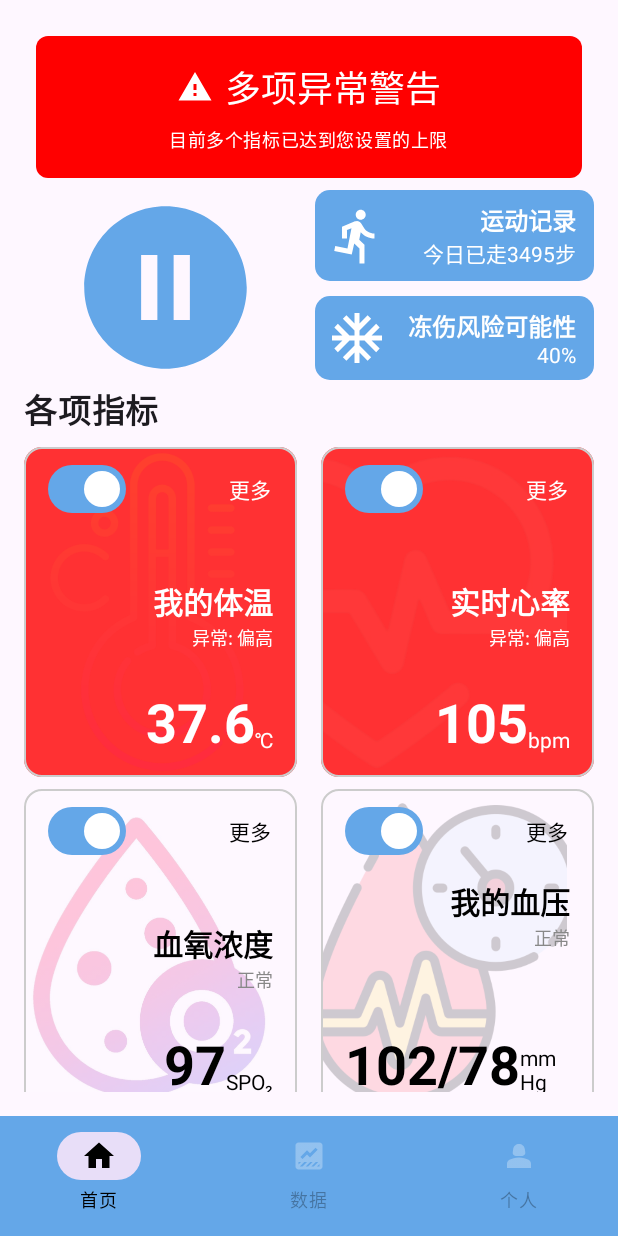
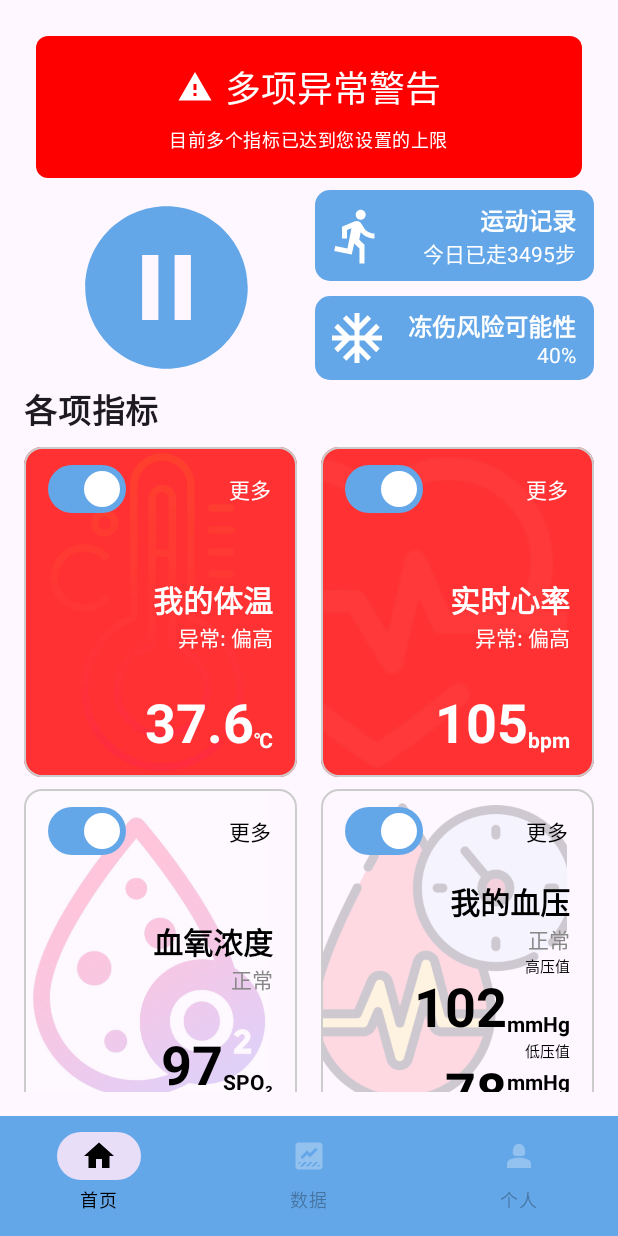
Before and after one commit to longfeiCA/simpleHealthManagement, an Android app built with Jetpack Compose: the screen it shows after launch (MainActivity), on a phone screen of 412 x 824 dp. Run offline under Robolectric (Android 15) with nearby library versions, the phone set to English and light mode, and no system bars.

Commit message:
try to arrange high/low blood pressure

```diff
--- a/app/src/main/java/com/example/simplehealthmanagement/HealthScreen.kt
+++ b/app/src/main/java/com/example/simplehealthmanagement/HealthScreen.kt
@@ -3,6 +3,7 @@ package com.example.simplehealthmanagement
 import androidx.compose.foundation.Image
 import androidx.compose.foundation.background
 import androidx.compose.foundation.border
+import androidx.compose.foundation.interaction.DragInteraction
 import androidx.compose.foundation.layout.*
 import androidx.compose.foundation.shape.RoundedCornerShape
 import androidx.compose.material.icons.Icons
@@ -148,8 +149,7 @@ fun HealthScreen(viewModel: HealthViewModel) {
                     modifier = Modifier
                         .weight(1f)
                         .size(130.dp)
-                        .padding(end = 1.dp)
-                    // colors =
+                        .padding(end = 0.dp)
                 ) {
                     Icon(
                         Icons.Filled.PauseCircle,
@@ -416,7 +416,7 @@ fun VitalCardWithSwitch(
                             )
                             Text(
                                 text = statusDisplay,
-                                style = TextStyle(fontSize = 12.sp),
+                                style = TextStyle(fontSize = 14.sp),
                                 color = if (status == "正常") Color.Gray else Color.White,
                                 textAlign = TextAlign.End
                             )
@@ -433,7 +433,7 @@ fun VitalCardWithSwitch(
                                 )
                                 Text(
                                     text = unit,
-                                    style = TextStyle(fontSize = 14.sp),
+                                    style = TextStyle(fontSize = 14.sp, fontWeight = FontWeight.Bold),
                                     color = if (status == "正常") Color.Black else Color.White,
                                     modifier = Modifier.padding(bottom = 2.dp)
                                 )
@@ -441,41 +441,76 @@ fun VitalCardWithSwitch(
                         }
                     }
                     else -> { // 我的血压
-                        Column(
-                            modifier = Modifier.fillMaxWidth().weight(1f),
+                        Column( // 我的血压 正常
+                            modifier = Modifier.fillMaxWidth(),
                             horizontalAlignment = Alignment.End,
                             verticalArrangement = Arrangement.Top
                         ) {
-                            Text(
+                            Text( // 我的血压
                                 text = title,
                                 style = TextStyle(fontSize = 20.sp, fontWeight = FontWeight.Bold),
                                 color = if (status == "正常") Color.Black else Color.White,
                                 textAlign = TextAlign.End
                             )
-                            Text(
+                            Text( // 正常
                                 text = statusDisplay,
-                                style = TextStyle(fontSize = 12.sp),
+                                style = TextStyle(fontSize = 14.sp),
                                 color = if (status == "正常") Color.Gray else Color.White,
                                 textAlign = TextAlign.End
                             )
                         }
-                        Box(
+
+                        Column( //高低压展示
                             modifier = Modifier.fillMaxWidth(),
-                            contentAlignment = Alignment.BottomEnd
+                            horizontalAlignment = Alignment.End,
+                            verticalArrangement = Arrangement.Center
                         ) {
+                            val (high, low) = value.split("/")
+                            Row(verticalAlignment = Alignment.Top, horizontalArrangement = Arrangement.Start){
+                                Text(// 高压值文字
+                                    text = "高压值",
+                                    style = TextStyle(fontSize = 10.sp),
+                                    color = if (status == "正常") Color.Black else Color.White,
+                                )
+                            }
+                            // 高压值展示
                             Row(verticalAlignment = Alignment.Bottom) {
                                 Text(
-                                    text = value,
+                                    text = high,
                                     style = TextStyle(fontSize = 36.sp, fontWeight = FontWeight.Bold),
                                     color = if (status == "正常") Color.Black else Color.White
                                 )
                                 Text(
                                     text = unit,
-                                    style = TextStyle(fontSize = 14.sp),
+                                    style = TextStyle(fontSize = 14.sp, fontWeight = FontWeight.Bold),
                                     color = if (status == "正常") Color.Black else Color.White,
                                     modifier = Modifier.padding(bottom = 2.dp)
                                 )
                             }
+                            // 低压值文字
+                            Row(verticalAlignment = Alignment.Bottom) {
+                                Text(// 低压值
+                                    text = "低压值",
+                                    style = TextStyle(fontSize = 10.sp),
+                                    color = if (status == "正常") Color.Black else Color.White,
+                                )
+                            }
+                            // 低压值展示
+                            Row(verticalAlignment = Alignment.Bottom) {
+
+                                Text(
+                                    text = low,
+                                    style = TextStyle(fontSize = 36.sp, fontWeight = FontWeight.Bold),
+                                    color = if (status == "正常") Color.Black else Color.White
+                                )
+                                Text(
+                                    text = unit,
+                                    style = TextStyle(fontSize = 14.sp, fontWeight = FontWeight.Bold),
+                                    color = if (status == "正常") Color.Black else Color.White,
+                                    modifier = Modifier.padding(bottom = 2.dp)
+                                )
+                            }
+
                         }
                     }
                 }
```
